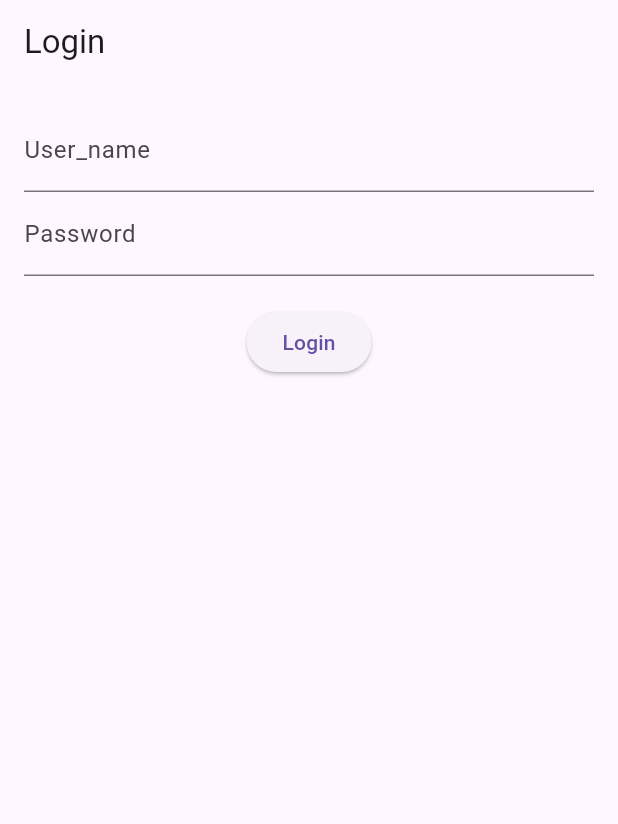
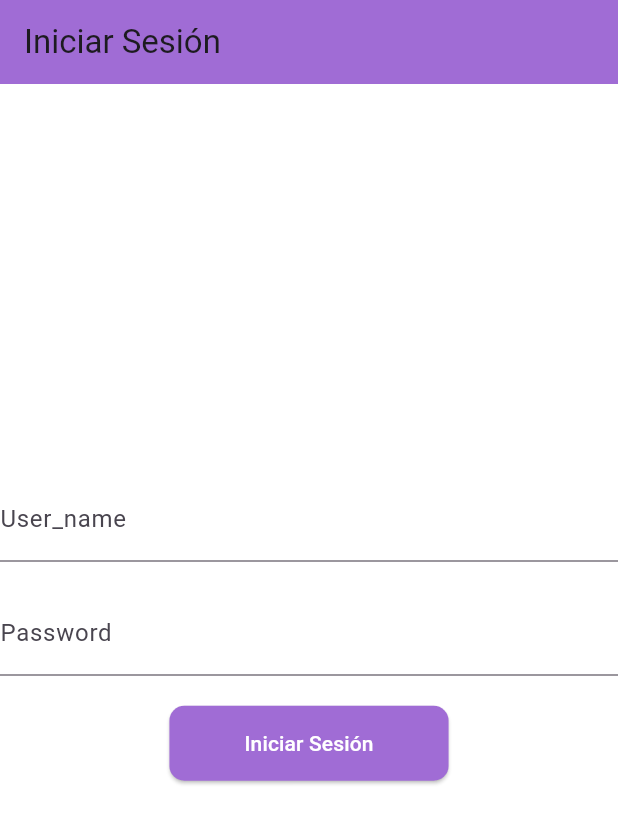
Before and after one commit to MarLiz-SanCam/lpbd_app, a Flutter app: the screen it shows after launch, on a phone screen of 412 x 824 dp. Shown: the top 824 px of the screen. Run offline on Flutter 3.47's test engine with Material 3 defaults, Android fonts, the phone set to English and light mode, and no system bars.

Commit message:
DONE: Added app colors and some design to login

```diff
--- /dev/null
+++ b/frontend_app/lib/design/app_colors.dart
@@ -0,0 +1,38 @@
+import 'package:flutter/material.dart';
+
+@immutable
+class AppColors extends ThemeExtension<AppColors> {
+  const AppColors({
+    required this.accentuated,
+    required this.overlay,
+    required this.hint,
+  });
+
+  final Color? accentuated;
+  final Color? overlay;
+  final Color? hint;
+
+  @override
+  AppColors copyWith({
+    Color? accentuated,
+    Color? overlay,
+    Color? hint,
+  }) =>
+      AppColors(
+        accentuated: accentuated ?? this.accentuated,
+        overlay: overlay ?? this.overlay,
+        hint: hint ?? this.hint,
+      );
+
+  @override
+  AppColors lerp(AppColors? other, double t) {
+    if (other is! AppColors) {
+      return this;
+    }
+    return AppColors(
+      accentuated: Color.lerp(accentuated, other.accentuated, t),
+      overlay: Color.lerp(overlay, other.overlay, t),
+      hint: Color.lerp(hint, other.hint, t),
+    );
+  }
+}
--- a/frontend_app/lib/main.dart
+++ b/frontend_app/lib/main.dart
@@ -1,4 +1,5 @@
 import 'package:flutter/material.dart';
+import 'package:frontend_app/design/app_colors.dart';
 import 'package:http/http.dart' as http;
 import 'dart:convert';
 
@@ -10,9 +11,30 @@ class MyApp extends StatelessWidget {
   @override
   Widget build(BuildContext context) {
     return MaterialApp(
-      title: 'Login Demo',
-      theme: ThemeData(
-        primarySwatch: Colors.blue,
+      title: 'Lavandería APP',
+      theme: ThemeData.light().copyWith(
+        extensions: const[
+          AppColors(
+            accentuated: Color(0xFFA06CD5),
+            overlay: Color(0xFFC19EE0),
+            hint: Color(0xFFDAC3E8),),
+        ],
+        floatingActionButtonTheme: FloatingActionButtonThemeData(
+          backgroundColor: const Color(0xffA06CD5),
+          foregroundColor: Colors.white,
+          shape: RoundedRectangleBorder(
+            borderRadius: BorderRadius.circular(10.0),
+          ),
+        ),
+        elevatedButtonTheme: ElevatedButtonThemeData(
+          style: ElevatedButton.styleFrom(
+            shape: RoundedRectangleBorder(
+                borderRadius: BorderRadius.circular(10.0)),
+            backgroundColor: const Color(0xffA06CD5),
+            foregroundColor: Colors.white,
+            padding: const EdgeInsets.symmetric(horizontal: 50, vertical: 15),
+          ),
+        ),
       ),
       home: LoginPage(),
     );
@@ -25,11 +47,14 @@ class LoginPage extends StatefulWidget {
 }
 
 class _LoginPageState extends State<LoginPage> {
+  //NOTE: Controladores para los campos de texto
   final usernameController = TextEditingController();
   final passwordController = TextEditingController();
-  String message = '';
-  bool _isLoading = false;
+  String message = ''; // Mensaje de respuesta del servidor
+  bool _isLoading = false; // Indicador de carga
 
+
+  //NOTE: Función para enviar los datos de login al servidor
   Future<void> login() async {
 
     setState(() {
@@ -49,13 +74,17 @@ class _LoginPageState extends State<LoginPage> {
 
     );
     if (response.statusCode == 200) {
-      // Login exitoso
+
       final data = jsonDecode(response.body);
       setState(() {
         message = 'Login exitoso: ${data[0]['nombre_usuario']}';
       });
+      ScaffoldMessenger.of(context).showSnackBar(
+        const SnackBar(content: Text('Login exitoso')),
+      );
+      //TODO: Importar la página de inicio del sistema
+      //Navigator.push(context, MaterialPageRoute(builder: (context) => Sistema()));
     } else {
-      // Error en el login
       setState(() {
         message = 'Error: ${response.body}';
       });
@@ -73,16 +102,21 @@ class _LoginPageState extends State<LoginPage> {
 
   @override
   Widget build(BuildContext context) {
+    var colors = Theme.of(context).extension<AppColors>()!;
     return Scaffold(
-      appBar: AppBar(title: Text('Login')),
-      body: Padding(
-        padding: const EdgeInsets.all(16.0),
+      appBar: AppBar(
+        backgroundColor: colors.accentuated,
+        title: Text('Iniciar Sesión'),),
+      body: Container(
+        color: Colors.white,
         child: Column(
+          mainAxisAlignment: MainAxisAlignment.center,
           children: [
             TextField(
               controller: usernameController,
               decoration: InputDecoration(labelText: 'User_name'),
             ),
+            SizedBox(height: 20),
             TextField(
               controller: passwordController,
               decoration: InputDecoration(labelText: 'Password'),
@@ -91,7 +125,7 @@ class _LoginPageState extends State<LoginPage> {
             SizedBox(height: 20),
             ElevatedButton(
               onPressed: login,
-              child: Text('Login'),
+              child: Text('Iniciar Sesión'),
             ),
             SizedBox(height: 20),
             Text(message),
```
Also changed, not shown: 1 other file.
